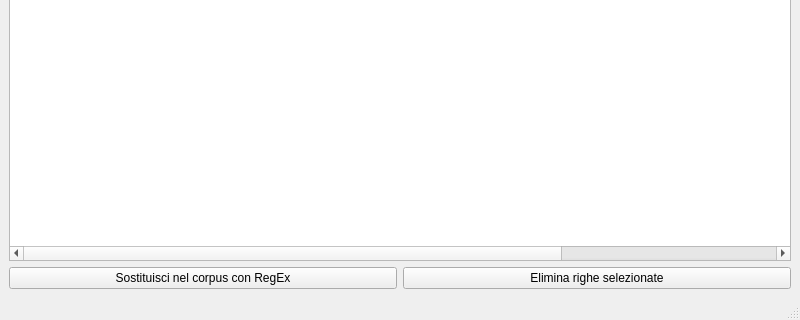
This is forms/mainwindow.ui in zorbaproject/Bran as Qt 5 draws it before an edit; both pictures show x 0 to 800 and y 280 to 600 of the 800 by 600 pixel window. The edited form follows.
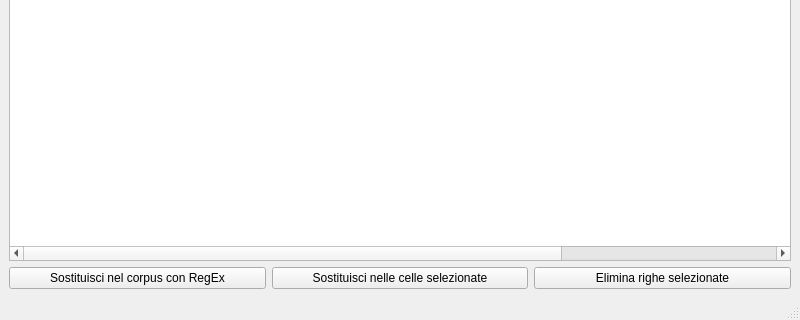
This is the edited form.

Commit message: Esegui calcoli solo in righe visibili

The edit to the form file:
```diff
--- a/forms/mainwindow.ui
+++ b/forms/mainwindow.ui
@@ -115,6 +115,13 @@
         </property>
        </widget>
       </item>
+      <item>
+       <widget class="QPushButton" name="replace_in_cells">
+        <property name="text">
+         <string>Sostituisci nelle celle selezionate</string>
+        </property>
+       </widget>
+      </item>
       <item>
        <widget class="QPushButton" name="delselected">
         <property name="text">
```
Left out of the diff: 21 changed lines with no effect on the pictures. The commit also changes 2 other files.
